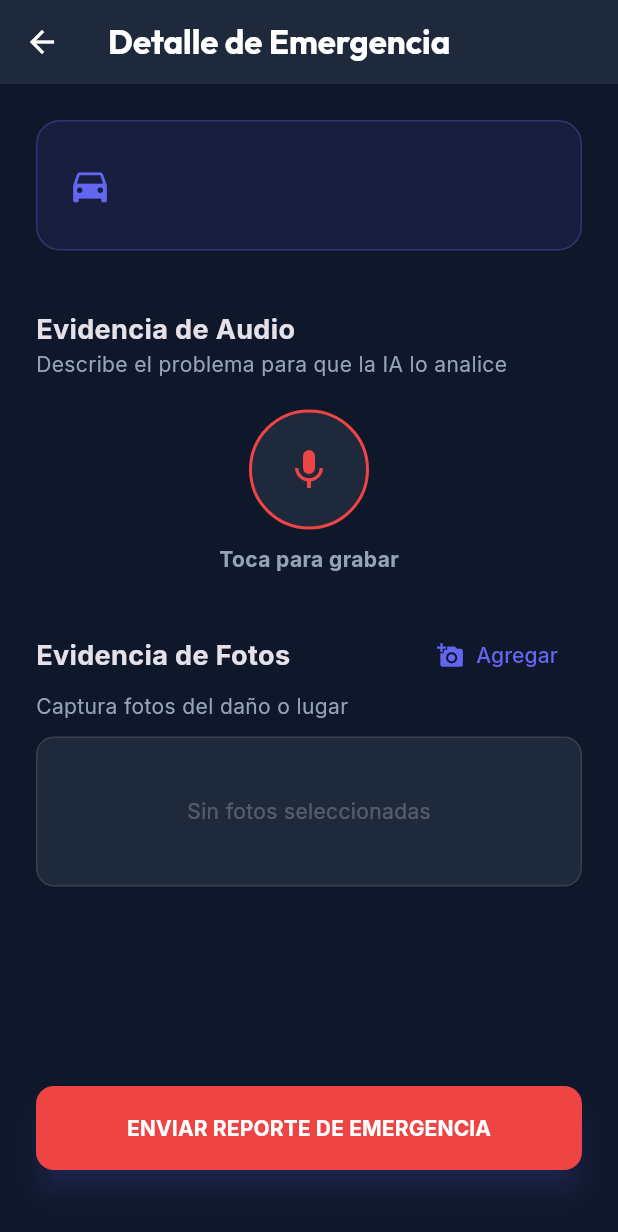
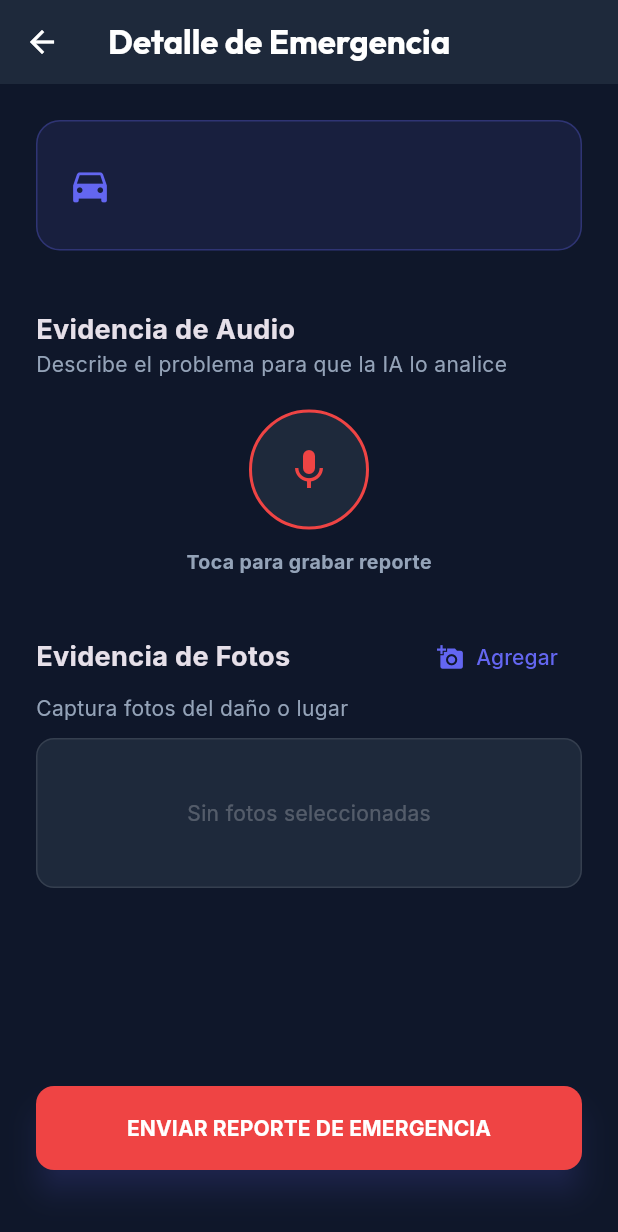
Before and after one commit to alecaballero17/emergencias-vehiculares, a Flutter app: the ReportIncidentScreen screen opened directly with empty values, after a tap on the "mic" icon, on a phone screen of 412 x 824 dp. Shown: the top 1232 px of the screen. Run offline on Flutter 3.47's test engine with Material 3 defaults, Android fonts, the phone set to English and light mode, and no system bars; our stand-ins replace animate_do, audioplayers, dio, geolocator, google_fonts, image_picker and 1 more; missing offline and left inert: record; accounts and stored records are empty.

Commit message:
feat:Implementar la pantalla de informes de incidentes y configurar los complementos de medios y ubicación necesarios.

```diff
--- a/mobile_app/lib/screens/report_incident_screen.dart
+++ b/mobile_app/lib/screens/report_incident_screen.dart
@@ -1,9 +1,11 @@
+import 'dart:async';
 import 'package:flutter/material.dart';
 import 'package:animate_do/animate_do.dart';
 import 'package:geolocator/geolocator.dart';
 import 'package:record/record.dart';
 import 'package:path_provider/path_provider.dart';
 import 'package:image_picker/image_picker.dart';
+import 'package:audioplayers/audioplayers.dart';
 import '../core/app_theme.dart';
 import '../models/vehicle_model.dart';
 import '../services/incident_service.dart';
@@ -19,6 +21,7 @@ class ReportIncidentScreen extends StatefulWidget {
 class _ReportIncidentScreenState extends State<ReportIncidentScreen> {
   final _incidentService = IncidentService();
   final _audioRecorder = AudioRecorder();
+  final _audioPlayer = AudioPlayer();
   final _imagePicker = ImagePicker();
 
   bool _isRecording = false;
@@ -26,9 +29,64 @@ class _ReportIncidentScreenState extends State<ReportIncidentScreen> {
   List<XFile> _selectedImages = [];
   bool _isSending = false;
 
+  // Timer para grabación
+  Timer? _timer;
+  int _recordDuration = 0;
+  bool _isPlaying = false;
+
+  @override
+  void dispose() {
+    _timer?.cancel();
+    _audioRecorder.dispose();
+    _audioPlayer.dispose();
+    super.dispose();
+  }
+
+  void _startTimer() {
+    _recordDuration = 0;
+    _timer = Timer.periodic(const Duration(seconds: 1), (Timer t) {
+      setState(() => _recordDuration++);
+    });
+  }
+
+  void _stopTimer() {
+    _timer?.cancel();
+  }
+
+  String _formatDuration(int seconds) {
+    final minutes = (seconds / 60).floor().toString().padLeft(2, '0');
+    final secs = (seconds % 60).toString().padLeft(2, '0');
+    return '$minutes:$secs';
+  }
+
+  Future<void> _playPauseAudio() async {
+    if (_audioPath == null) return;
+
+    if (_isPlaying) {
+      await _audioPlayer.pause();
+      setState(() => _isPlaying = false);
+    } else {
+      await _audioPlayer.play(DeviceFileSource(_audioPath!));
+      setState(() => _isPlaying = true);
+
+      _audioPlayer.onPlayerComplete.listen((event) {
+        if (mounted) setState(() => _isPlaying = false);
+      });
+    }
+  }
+
+  void _deleteAudio() {
+    setState(() {
+      _audioPath = null;
+      _isPlaying = false;
+    });
+    _audioPlayer.stop();
+  }
+
   // -- Lógica de Audio --
   Future<void> _toggleRecording() async {
     if (_isRecording) {
+      _stopTimer();
       final path = await _audioRecorder.stop();
       setState(() {
         _isRecording = false;
@@ -37,9 +95,10 @@ class _ReportIncidentScreenState extends State<ReportIncidentScreen> {
     } else {
       if (await _audioRecorder.hasPermission()) {
         final dir = await getTemporaryDirectory();
-        final path = '${dir.path}/temp_audio.m4a';
+        final path = '${dir.path}/temp_audio_${DateTime.now().millisecondsSinceEpoch}.m4a';
 
         await _audioRecorder.start(const RecordConfig(), path: path);
+        _startTimer();
         setState(() {
           _isRecording = true;
           _audioPath = null;
@@ -159,9 +218,24 @@ class _ReportIncidentScreenState extends State<ReportIncidentScreen> {
             Center(
               child: Column(
                 children: [
+                  if (_audioPath == null || _isRecording)
+                    Stack(
+                      alignment: Alignment.center,
+                      children: [
+                        if (_isRecording)
+                          Pulse(
+                            infinite: true,
+                            child: Container(
+                              width: 100,
+                              height: 100,
+                              decoration: BoxDecoration(
+                                shape: BoxShape.circle,
+                                color: AppTheme.errorRed.withOpacity(0.2),
+                              ),
+                            ),
+                          ),
                         GestureDetector(
                           onTap: _toggleRecording,
-                    child: FadeIn(
                           child: Container(
                             width: 80,
                             height: 80,
@@ -177,13 +251,45 @@ class _ReportIncidentScreenState extends State<ReportIncidentScreen> {
                             ),
                           ),
                         ),
+                      ],
+                    )
+                  else
+                    // Player Preview
+                    FadeIn(
+                      child: Container(
+                        padding: const EdgeInsets.symmetric(horizontal: 20, vertical: 10),
+                        decoration: BoxDecoration(
+                          color: AppTheme.cardBg,
+                          borderRadius: BorderRadius.circular(30),
+                          border: Border.all(color: AppTheme.primaryNeon.withOpacity(0.3)),
                         ),
-                  const SizedBox(height: 10),
+                        child: Row(
+                          mainAxisSize: MainAxisSize.min,
+                          children: [
+                            IconButton(
+                              onPressed: _playPauseAudio,
+                              icon: Icon(_isPlaying ? Icons.pause : Icons.play_arrow, color: AppTheme.primaryNeon),
+                            ),
+                            const Text('Audio grabado ready', style: TextStyle(color: Colors.white, fontWeight: FontWeight.w500)),
+                            const SizedBox(width: 10),
+                            IconButton(
+                              onPressed: _deleteAudio,
+                              icon: const Icon(Icons.delete_outline, color: AppTheme.errorRed, size: 20),
+                            ),
+                          ],
+                        ),
+                      ),
+                    ),
+
+                  const SizedBox(height: 12),
                   Text(
-                    _isRecording ? 'GRABANDO...' : (_audioPath != null ? 'Audio grabado ✅' : 'Toca para grabar'),
+                    _isRecording
+                      ? 'GRABANDO... ${_formatDuration(_recordDuration)}'
+                      : (_audioPath != null ? 'Toca Play para revisar' : 'Toca para grabar reporte'),
                     style: TextStyle(
                       color: _isRecording ? AppTheme.errorRed : AppTheme.textSecondary,
-                      fontWeight: FontWeight.bold
+                      fontWeight: FontWeight.bold,
+                      fontSize: 13,
                     ),
                   )
                 ],
--- a/mobile_app/pubspec.yaml
+++ b/mobile_app/pubspec.yaml
@@ -24,6 +24,7 @@ dependencies:
   image_picker: ^1.1.2
   record: ^5.0.1
   path_provider: ^2.1.3
+  audioplayers: ^6.0.0
 
   # UI & Design
   google_fonts: ^6.2.1
```
Also changed, not shown: mobile_app/pubspec.lock, 5 other files. Lines whose indentation alone changed are shown as unchanged.
